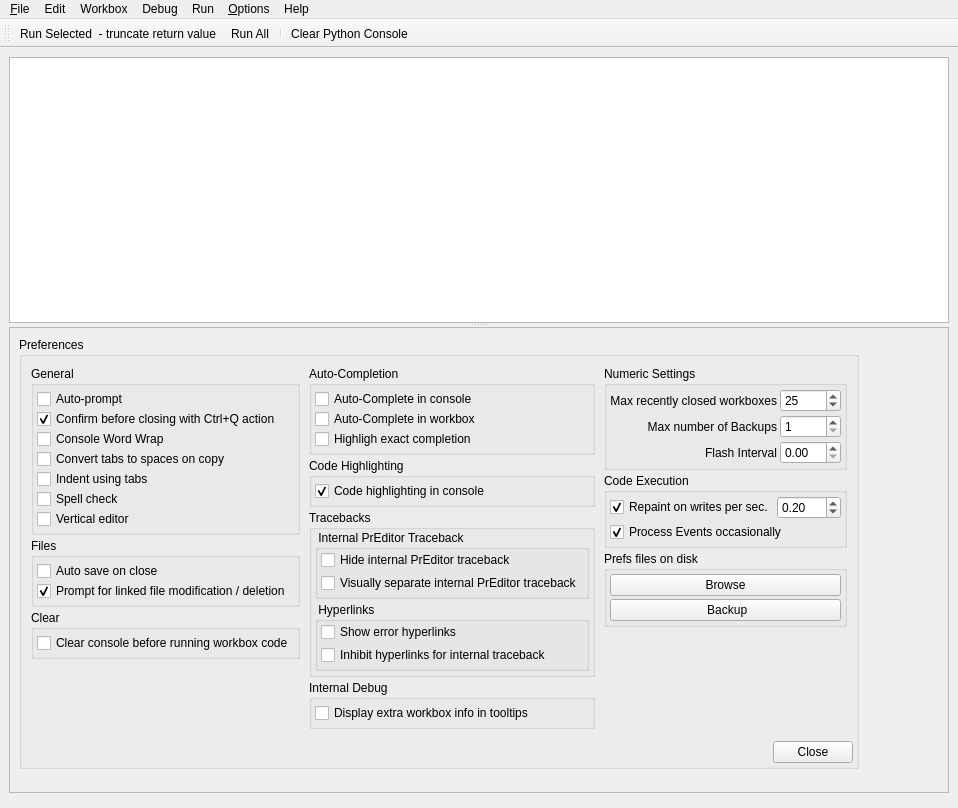
This is preditor/gui/ui/loggerwindow.ui in macevhicz/PrEditor as Qt 5 draws it before an edit. The edited form follows.
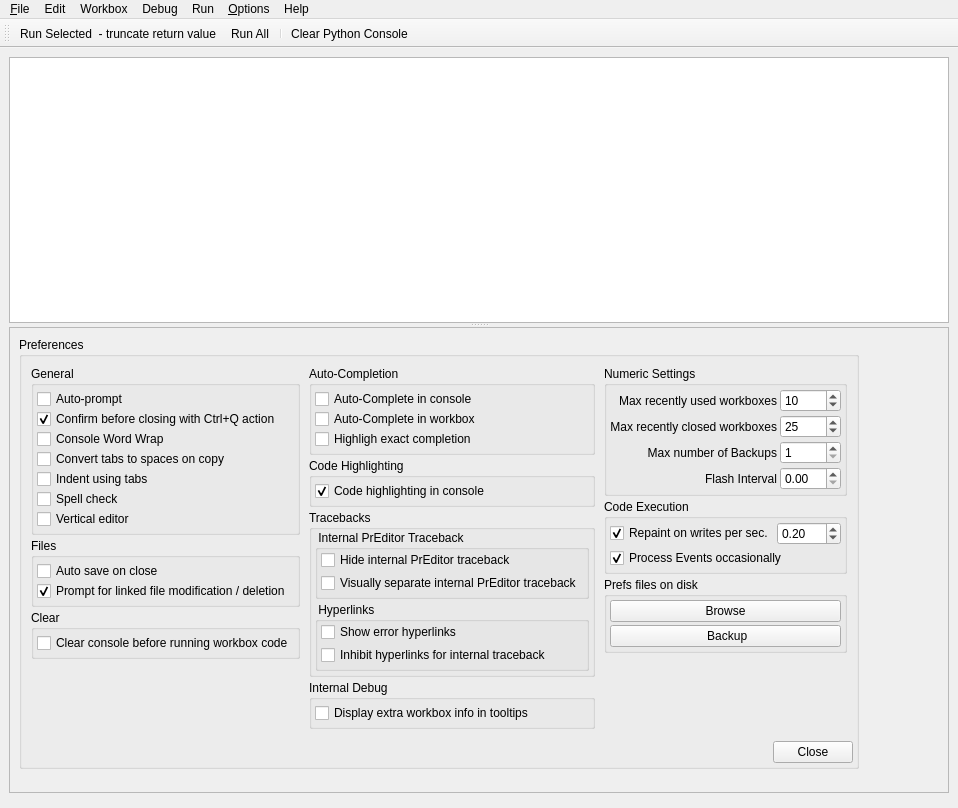
This is the edited form. Custom widgets are drawn as their Qt base class.

Commit message: Optionally show 'recently used workboxes' in Focus To Name window

Diff of the .ui file:
```diff
--- a/preditor/gui/ui/loggerwindow.ui
+++ b/preditor/gui/ui/loggerwindow.ui
@@ -687,30 +687,7 @@
                          <property name="spacing">
                           <number>3</number>
                          </property>
-                         <item row="0" column="1">
-                          <widget class="QSpinBox" name="uiMaxNumRecentWorkboxesSPIN">
-                           <property name="sizePolicy">
-                            <sizepolicy hsizetype="Minimum" vsizetype="Fixed">
-                             <horstretch>0</horstretch>
-                             <verstretch>0</verstretch>
-                            </sizepolicy>
-                           </property>
-                           <property name="toolTip">
-                            <string>Set the maximun number of backup files on disk per workbox.
-Must be at least 1</string>
-                           </property>
-                           <property name="minimum">
-                            <number>1</number>
-                           </property>
-                           <property name="maximum">
-                            <number>999</number>
-                           </property>
-                           <property name="value">
-                            <number>25</number>
-                           </property>
-                          </widget>
-                         </item>
-                         <item row="2" column="0">
+                         <item row="3" column="0">
                           <widget class="QLabel" name="label">
                            <property name="toolTip">
                             <string>'If running code in the logger takes X seconds or longer,
@@ -725,16 +702,7 @@
                            </property>
                           </widget>
                          </item>
-                         <item row="2" column="1">
-                          <widget class="QDoubleSpinBox" name="uiFlashTimeSPIN">
-                           <property name="toolTip">
-                            <string>'If running code in the logger takes X seconds or longer,
- the window will flash if it is not in focus.
- Setting the value to zero will disable flashing.'</string>
-                           </property>
-                          </widget>
-                         </item>
-                         <item row="0" column="0">
+                         <item row="1" column="0">
                           <widget class="QLabel" name="label_3">
                            <property name="toolTip">
                             <string>Set the maximun number of backup files on disk per workbox.
@@ -748,7 +716,30 @@
                            </property>
                           </widget>
                          </item>
-                         <item row="1" column="0">
+                         <item row="1" column="1">
+                          <widget class="QSpinBox" name="uiMaxNumRecentWorkboxesSPIN">
+                           <property name="sizePolicy">
+                            <sizepolicy hsizetype="Minimum" vsizetype="Fixed">
+                             <horstretch>0</horstretch>
+                             <verstretch>0</verstretch>
+                            </sizepolicy>
+                           </property>
+                           <property name="toolTip">
+                            <string>Set the maximun number of recently closed workboxes.
+Must be at least 1</string>
+                           </property>
+                           <property name="minimum">
+                            <number>1</number>
+                           </property>
+                           <property name="maximum">
+                            <number>999</number>
+                           </property>
+                           <property name="value">
+                            <number>25</number>
+                           </property>
+                          </widget>
+                         </item>
+                         <item row="2" column="0">
                           <widget class="QLabel" name="label_2">
                            <property name="toolTip">
                             <string>Set the maximun number of backup files on disk per workbox.
@@ -762,7 +753,16 @@
                            </property>
                           </widget>
                          </item>
-                         <item row="1" column="1">
+                         <item row="3" column="1">
+                          <widget class="QDoubleSpinBox" name="uiFlashTimeSPIN">
+                           <property name="toolTip">
+                            <string>'If running code in the logger takes X seconds or longer,
+ the window will flash if it is not in focus.
+ Setting the value to zero will disable flashing.'</string>
+                           </property>
+                          </widget>
+                         </item>
+                         <item row="2" column="1">
                           <widget class="QSpinBox" name="uiMaxNumBackupsSPIN">
                            <property name="toolTip">
                             <string>Set the maximun number of backup files on disk per workbox.
@@ -776,6 +776,43 @@
                            </property>
                           </widget>
                          </item>
+                         <item row="0" column="1">
+                          <widget class="QSpinBox" name="uiMaxRecentlyUsedWorkboxesSPIN">
+                           <property name="sizePolicy">
+                            <sizepolicy hsizetype="Minimum" vsizetype="Fixed">
+                             <horstretch>0</horstretch>
+                             <verstretch>0</verstretch>
+                            </sizepolicy>
+                           </property>
+                           <property name="toolTip">
+                            <string>Set the maximun number of recently used workboxes.
+Must be at least 1</string>
+                           </property>
+                           <property name="minimum">
+                            <number>1</number>
+                           </property>
+                           <property name="maximum">
+                            <number>999</number>
+                           </property>
+                           <property name="value">
+                            <number>10</number>
+                           </property>
+                          </widget>
+                         </item>
+                         <item row="0" column="0">
+                          <widget class="QLabel" name="uiMaxNumRecentlyUsedWorkboxesLBL">
+                           <property name="toolTip">
+                            <string>Set the maximun number of recently used workboxes.
+Must be at least 1</string>
+                           </property>
+                           <property name="text">
+                            <string>Max recently used workboxes</string>
+                           </property>
+                           <property name="alignment">
+                            <set>Qt::AlignRight|Qt::AlignTrailing|Qt::AlignVCenter</set>
+                           </property>
+                          </widget>
+                         </item>
                         </layout>
                        </widget>
                       </item>
```
Left out of the diff: 91 changed lines with no effect on the pictures. The commit also changes 4 other files.
